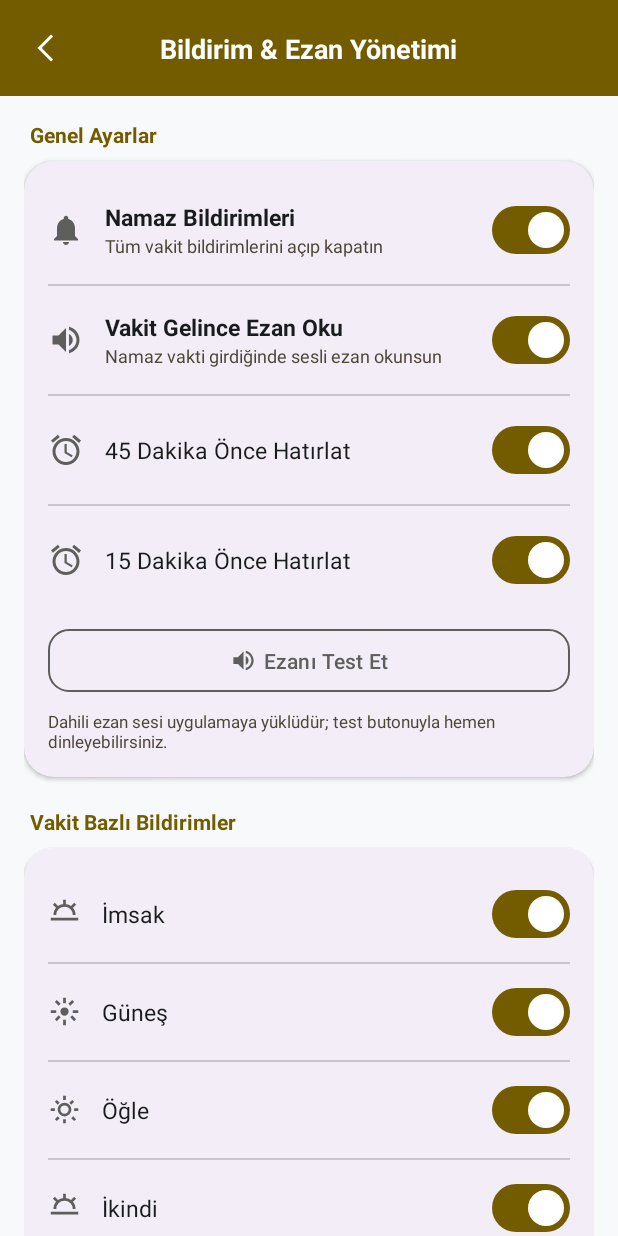
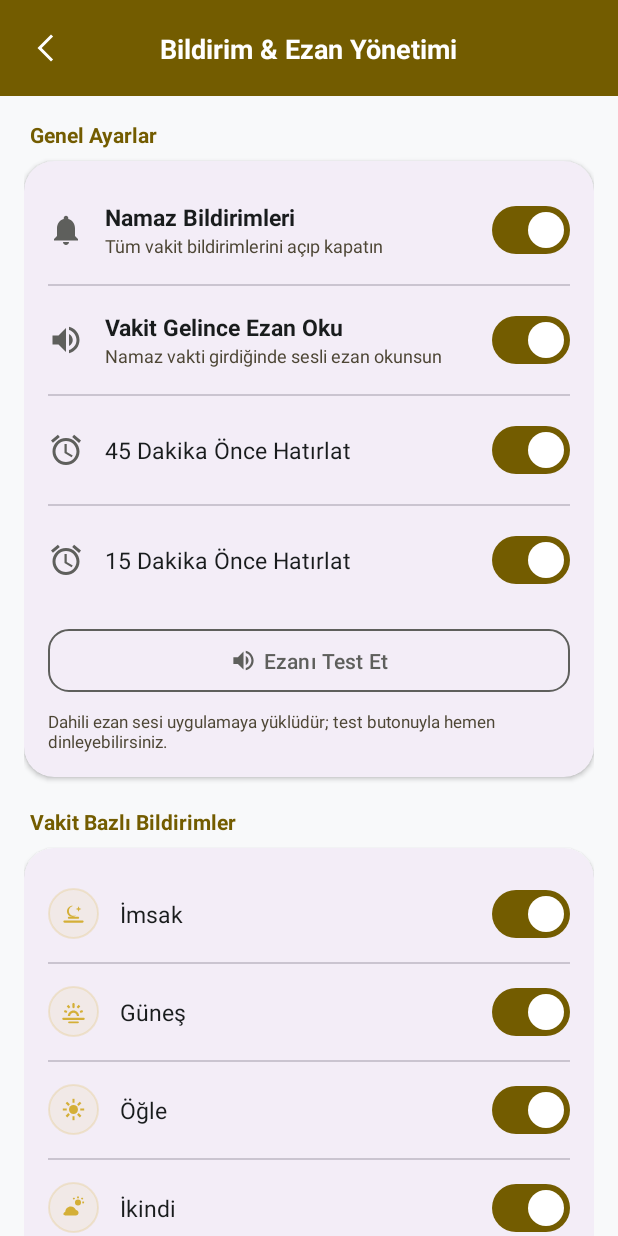
Before and after one commit to Yasin0234/Hilalim, an Android app: the NotificationSettingsActivity screen opened directly, with no data from a screen before it, on a phone screen of 412 x 824 dp. Run offline under Robolectric (Android 15) with nearby library versions, the phone set to English and light mode, and no system bars.

Commit message:
Namaz vakitleri ikonları yenilendi ve bildirim ayarları arayüzü güncellendi
- Vakit ikonları (ic_imsak, ic_gunes, ic_ogle, ic_ikindi, ic_aksam, ic_yatsi) 24x24 viewport formatında özel vektör tasarımlarıyla yenilendi.
- Bildirim ayarları ekranında (activity_notification_settings) vakit ikonları 34dp boyutuna çıkarıldı, bg_tool_icon arka planı ile 8dp iç boşluk eklendi ve renk tonu @color/secondary olarak güncellendi.
- item_namaz_category düzeninde ikon tint rengi @color/secondary ile uyumlu hale getirildi.

```diff
--- a/app/src/main/res/drawable/ic_aksam.xml
+++ b/app/src/main/res/drawable/ic_aksam.xml
@@ -1,9 +1,28 @@
 <vector xmlns:android="http://schemas.android.com/apk/res/android"
     android:width="24dp"
     android:height="24dp"
-    android:viewportWidth="960"
-    android:viewportHeight="960">
-  <path
-      android:fillColor="#000000"
-      android:pathData="M480,640q-66,0 -113,-47t-47,-113q0,-66 47,-113t113,-47q66,0 113,47t47,113q0,66 -47,113t-113,47ZM440,280v-200h80v200h-80ZM80,520v-80h200v80h-200ZM680,520v-80h200v80h-200ZM256,312l-142,-142l56,-56l142,142l-56,56ZM846,170l56,56l-142,142l-56,-56l142,-142ZM80,840v-80h800v80h-800Z"/>
+    android:viewportWidth="24"
+    android:viewportHeight="24">
+    <!-- Aksam: Sunset over horizon with emerging evening star -->
+    <path
+        android:fillColor="#FFFFFFFF"
+        android:pathData="M19.0,3.7 L19.5,5.0 L20.8,5.5 L19.5,6.0 L19.0,7.3 L18.5,6.0 L17.2,5.5 L18.5,5.0 Z" />
+    <path
+        android:fillColor="#FFFFFFFF"
+        android:pathData="M11.2,7.0 H12.8 V9.2 H11.2 Z" />
+    <path
+        android:fillColor="#FFFFFFFF"
+        android:pathData="M6.5,9.5 L7.6,8.4 L9.2,10.0 L8.1,11.1 Z" />
+    <path
+        android:fillColor="#FFFFFFFF"
+        android:pathData="M17.5,9.5 L16.4,8.4 L14.8,10.0 L15.9,11.1 Z" />
+    <path
+        android:fillColor="#FFFFFFFF"
+        android:pathData="M7.5,15.5 C7.5,13.0 9.5,11.0 12.0,11.0 C14.5,11.0 16.5,13.0 16.5,15.5 Z" />
+    <path
+        android:fillColor="#FFFFFFFF"
+        android:pathData="M3,16.8 H21 C21.55,16.8 22,17.25 22,17.8 C22,18.35 21.55,18.8 21,18.8 H3 C2.45,18.8 2,18.35 2,17.8 C2,17.25 2.45,16.8 3,16.8 Z" />
+    <path
+        android:fillColor="#FFFFFFFF"
+        android:pathData="M7,20.0 H17 C17.55,20.0 18,20.45 18,21.0 C18,21.55 17.55,22.0 17,22.0 H7 C6.45,22.0 6,21.55 6,21.0 C6,20.45 6.45,20.0 7,20.0 Z" />
 </vector>
--- a/app/src/main/res/drawable/ic_gunes.xml
+++ b/app/src/main/res/drawable/ic_gunes.xml
@@ -1,9 +1,31 @@
 <vector xmlns:android="http://schemas.android.com/apk/res/android"
     android:width="24dp"
     android:height="24dp"
-    android:viewportWidth="960"
-    android:viewportHeight="960">
-  <path
-      android:fillColor="#000000"
-      android:pathData="M480,600q-50,0 -85,-35t-35,-85q0,-50 35,-85t85,-35q50,0 85,35t35,85q0,50 -35,85t-85,35ZM440,240v-160h80v160h-80ZM440,880v-160h80v160h-80ZM240,520h-160v-80h160v80ZM880,520h-160v-80h160v80ZM312,312l-112,-112l56,-56l112,112l-56,56ZM760,760l-112,-112l56,-56l112,112l-56,56ZM648,312l-56,-56l112,-112l56,56l-112,112ZM256,760l-56,-56l112,-112l56,56l-112,112Z"/>
+    android:viewportWidth="24"
+    android:viewportHeight="24">
+    <!-- Gunes: Rising sun arc above horizon with morning rays -->
+    <path
+        android:fillColor="#FFFFFFFF"
+        android:pathData="M12,4.5 C12.55,4.5 13,4.95 13,5.5 V8 C13,8.55 12.55,9 12,9 C11.45,9 11,8.55 11,8 V5.5 C11,4.95 11.45,4.5 12,4.5 Z" />
+    <path
+        android:fillColor="#FFFFFFFF"
+        android:pathData="M6.0,7.5 L7.4,6.1 L9.2,7.9 L7.8,9.3 Z" />
+    <path
+        android:fillColor="#FFFFFFFF"
+        android:pathData="M18.0,7.5 L16.6,6.1 L14.8,7.9 L16.2,9.3 Z" />
+    <path
+        android:fillColor="#FFFFFFFF"
+        android:pathData="M3.5,12.5 L4.2,10.7 L6.5,11.6 L5.8,13.4 Z" />
+    <path
+        android:fillColor="#FFFFFFFF"
+        android:pathData="M20.5,12.5 L19.8,10.7 L17.5,11.6 L18.2,13.4 Z" />
+    <path
+        android:fillColor="#FFFFFFFF"
+        android:pathData="M7,16 C7,13.24 9.24,11 12,11 C14.76,11 17,13.24 17,16 H15 C15,14.34 13.66,13 12,13 C10.34,13 9,14.34 9,16 Z" />
+    <path
+        android:fillColor="#FFFFFFFF"
+        android:pathData="M3,17.5 H21 C21.55,17.5 22,17.95 22,18.5 C22,19.05 21.55,19.5 21,19.5 H3 C2.45,19.5 2,19.05 2,18.5 C2,17.95 2.45,17.5 3,17.5 Z" />
+    <path
+        android:fillColor="#FFFFFFFF"
+        android:pathData="M8,20.8 H16 C16.45,20.8 16.8,21.15 16.8,21.6 C16.8,22.05 16.45,22.4 16,22.4 H8 C7.55,22.4 7.2,22.05 7.2,21.6 C7.2,21.15 7.55,20.8 8,20.8 Z" />
 </vector>
--- a/app/src/main/res/drawable/ic_ikindi.xml
+++ b/app/src/main/res/drawable/ic_ikindi.xml
@@ -1,9 +1,25 @@
 <vector xmlns:android="http://schemas.android.com/apk/res/android"
     android:width="24dp"
     android:height="24dp"
-    android:viewportWidth="960"
-    android:viewportHeight="960">
-  <path
-      android:fillColor="#000000"
-      android:pathData="M440,240v-160h80v160h-80ZM704,336l-56,-56l114,-112l56,56l-114,112ZM312,280l-56,56l-114,-112l56,-56l114,112ZM80,680v-80h800v80h-800ZM160,520q0,-133 93.5,-226.5T480,200q133,0 226.5,93.5T800,520h-80q0,-100 -70,-170t-170,-70q-100,0 -170,70t-70,170h-80Z"/>
+    android:viewportWidth="24"
+    android:viewportHeight="24">
+    <!-- Ikindi: Afternoon sun with soft cloud -->
+    <path
+        android:fillColor="#FFFFFFFF"
+        android:pathData="M16.0,4.8 A2.7,2.7 0 1,0 16.0,10.2 A2.7,2.7 0 1,0 16.0,4.8 Z" />
+    <path
+        android:fillColor="#FFFFFFFF"
+        android:pathData="M15.2,2.2 H16.8 V3.8 H15.2 Z" />
+    <path
+        android:fillColor="#FFFFFFFF"
+        android:pathData="M19.8,6.7 H21.4 V8.3 H19.8 Z" />
+    <path
+        android:fillColor="#FFFFFFFF"
+        android:pathData="M18.6,4.0 L19.6,3.0 L20.7,4.1 L19.7,5.1 Z" />
+    <path
+        android:fillColor="#FFFFFFFF"
+        android:pathData="M13.4,4.0 L12.4,3.0 L11.3,4.1 L12.3,5.1 Z" />
+    <path
+        android:fillColor="#FFFFFFFF"
+        android:pathData="M5.5,19.2 H14.0 C15.4,19.2 16.5,18.1 16.5,16.7 C16.5,15.4 15.5,14.3 14.2,14.2 C13.5,12.3 11.7,11.0 9.6,11.0 C6.9,11.0 4.8,13.1 4.7,15.7 C3.7,16.1 3.0,17.0 3.0,18.1 C3.0,18.7 4.1,19.2 5.5,19.2 Z" />
 </vector>
--- a/app/src/main/res/drawable/ic_imsak.xml
+++ b/app/src/main/res/drawable/ic_imsak.xml
@@ -1,9 +1,19 @@
 <vector xmlns:android="http://schemas.android.com/apk/res/android"
     android:width="24dp"
     android:height="24dp"
-    android:viewportWidth="960"
-    android:viewportHeight="960">
-  <path
-      android:fillColor="#000000"
-      android:pathData="M440,240v-160h80v160h-80ZM704,336l-56,-56l114,-112l56,56l-114,112ZM312,280l-56,56l-114,-112l56,-56l114,112ZM80,680v-80h800v80h-800ZM160,520q0,-133 93.5,-226.5T480,200q133,0 226.5,93.5T800,520h-80q0,-100 -70,-170t-170,-70q-100,0 -170,70t-70,170h-80Z"/>
+    android:viewportWidth="24"
+    android:viewportHeight="24">
+    <!-- Imsak: Pre-dawn crescent moon, morning star and twilight horizon -->
+    <path
+        android:fillColor="#FFFFFFFF"
+        android:pathData="M11.2,5.0 C8.4,5.0 6.2,7.2 6.2,10.0 C6.2,12.8 8.4,15.0 11.2,15.0 C12.4,15.0 13.5,14.5 14.4,13.7 C13.7,13.9 13.0,14.0 12.2,14.0 C9.8,14.0 7.9,12.1 7.9,9.7 C7.9,7.6 9.3,5.8 11.3,5.3 C11.3,5.1 11.2,5.0 11.2,5.0 Z" />
+    <path
+        android:fillColor="#FFFFFFFF"
+        android:pathData="M16.5,5.5 L17.2,7.3 L19.0,8.0 L17.2,8.7 L16.5,10.5 L15.8,8.7 L14.0,8.0 L15.8,7.3 Z" />
+    <path
+        android:fillColor="#FFFFFFFF"
+        android:pathData="M8,14.8 H16 C16.55,14.8 17,15.2 17,15.7 C17,16.2 16.55,16.6 16,16.6 H8 C7.45,16.6 7,16.2 7,15.7 C7,15.2 7.45,14.8 8,14.8 Z" />
+    <path
+        android:fillColor="#FFFFFFFF"
+        android:pathData="M4,18.2 H20 C20.55,18.2 21,18.65 21,19.2 C21,19.75 20.55,20.2 20,20.2 H4 C3.45,20.2 3,19.75 3,19.2 C3,18.65 3.45,18.2 4,18.2 Z" />
 </vector>
--- a/app/src/main/res/drawable/ic_ogle.xml
+++ b/app/src/main/res/drawable/ic_ogle.xml
@@ -1,9 +1,34 @@
 <vector xmlns:android="http://schemas.android.com/apk/res/android"
     android:width="24dp"
     android:height="24dp"
-    android:viewportWidth="960"
-    android:viewportHeight="960">
-  <path
-      android:fillColor="#000000"
-      android:pathData="M480,680q-83,0 -141.5,-58.5T280,480q0,-83 58.5,-141.5T480,280q83,0 141.5,58.5T680,480q0,83 -58.5,141.5T480,680ZM480,600q50,0 85,-35t35,-85q0,-50 -35,-85t-85,-35q-50,0 -85,35t-35,85q0,50 35,85t85,35ZM440,200v-120h80v120h-80ZM440,880v-120h80v120h-80ZM200,520h-120v-80h120v80ZM880,520h-120v-80h120v80ZM284,340l-84,-84l56,-56l84,84l-56,56ZM760,816l-84,-84l56,-56l84,84l-56,56ZM676,340l-56,-56l84,-84l56,56l-84,84ZM256,816l-56,-56l84,-84l56,56l-84,84Z"/>
+    android:viewportWidth="24"
+    android:viewportHeight="24">
+    <!-- Ogle: Midday sun at zenith with 8 symmetric rays -->
+    <path
+        android:fillColor="#FFFFFFFF"
+        android:pathData="M12,8 A4,4 0 1,0 12,16 A4,4 0 1,0 12,8 Z" />
+    <path
+        android:fillColor="#FFFFFFFF"
+        android:pathData="M11.1,2.5 H12.9 V6.0 H11.1 Z" />
+    <path
+        android:fillColor="#FFFFFFFF"
+        android:pathData="M11.1,18.0 H12.9 V21.5 H11.1 Z" />
+    <path
+        android:fillColor="#FFFFFFFF"
+        android:pathData="M2.5,11.1 H6.0 V12.9 H2.5 Z" />
+    <path
+        android:fillColor="#FFFFFFFF"
+        android:pathData="M18.0,11.1 H21.5 V12.9 H18.0 Z" />
+    <path
+        android:fillColor="#FFFFFFFF"
+        android:pathData="M5.0,6.4 L6.4,5.0 L8.8,7.4 L7.4,8.8 Z" />
+    <path
+        android:fillColor="#FFFFFFFF"
+        android:pathData="M19.0,6.4 L17.6,5.0 L15.2,7.4 L16.6,8.8 Z" />
+    <path
+        android:fillColor="#FFFFFFFF"
+        android:pathData="M5.0,17.6 L6.4,19.0 L8.8,16.6 L7.4,15.2 Z" />
+    <path
+        android:fillColor="#FFFFFFFF"
+        android:pathData="M19.0,17.6 L17.6,19.0 L15.2,16.6 L16.6,15.2 Z" />
 </vector>
--- a/app/src/main/res/drawable/ic_yatsi.xml
+++ b/app/src/main/res/drawable/ic_yatsi.xml
@@ -1,9 +1,16 @@
 <vector xmlns:android="http://schemas.android.com/apk/res/android"
     android:width="24dp"
     android:height="24dp"
-    android:viewportWidth="960"
-    android:viewportHeight="960">
-  <path
-      android:fillColor="#000000"
-      android:pathData="M480,840q-150,0 -255,-105T120,480q0,-150 105,-255t255,-105q14,0 27.5,1t26.5,3q-41,29 -65,74.5T444,298q0,79 55.5,134.5T634,488q54,0 99.5,-24t74.5,-65q2,13 3,26.5t1,27.5q0,150 -105,255T480,840ZM480,760q117,0 198.5,-81.5T760,480q0,-12 -1,-24t-3,-24q-30,22 -64,35t-68,13q-112,0 -191,-79t-79,-191q0,-34 13,-68t35,-64q-12,-2 -24,-3t-24,-1q-117,0 -198.5,81.5T120,480q0,117 81.5,198.5T480,760Z"/>
+    android:viewportWidth="24"
+    android:viewportHeight="24">
+    <!-- Yatsi: Night crescent moon and twinkling stars -->
+    <path
+        android:fillColor="#FFFFFFFF"
+        android:pathData="M13.5,4.8 A7.5,7.5 0 1,0 13.5,19.2 A9.0,9.0 0 0,1 13.5,4.8 Z" />
+    <path
+        android:fillColor="#FFFFFFFF"
+        android:pathData="M17.5,5.5 L18.2,7.3 L20.0,8.0 L18.2,8.7 L17.5,10.5 L16.8,8.7 L15.0,8.0 L16.8,7.3 Z" />
+    <path
+        android:fillColor="#FFFFFFFF"
+        android:pathData="M18.5,12.7 L19.0,14.0 L20.3,14.5 L19.0,15.0 L18.5,16.3 L18.0,15.0 L16.7,14.5 L18.0,14.0 Z" />
 </vector>
--- a/app/src/main/res/layout/activity_notification_settings.xml
+++ b/app/src/main/res/layout/activity_notification_settings.xml
@@ -296,7 +296,7 @@
                         android:gravity="center_vertical"
                         android:orientation="horizontal"
                         android:paddingVertical="4dp">
-                        <ImageView android:layout_width="22dp" android:layout_height="22dp" android:contentDescription="@null" android:src="@drawable/ic_imsak" app:tint="?attr/colorSecondary" />
+                        <ImageView android:layout_width="34dp" android:layout_height="34dp" android:background="@drawable/bg_tool_icon" android:padding="8dp" android:contentDescription="@null" android:src="@drawable/ic_imsak" app:tint="@color/secondary" />
                         <TextView android:layout_width="0dp" android:layout_height="wrap_content" android:layout_marginHorizontal="14dp" android:layout_weight="1" android:text="@string/imsak" android:textColor="?attr/colorOnSurface" android:textSize="15sp" />
                         <com.google.android.material.materialswitch.MaterialSwitch android:id="@+id/switch_fajr" android:layout_width="wrap_content" android:layout_height="wrap_content" />
                     </LinearLayout>
@@ -310,7 +310,7 @@
                         android:gravity="center_vertical"
                         android:orientation="horizontal"
                         android:paddingVertical="4dp">
-                        <ImageView android:layout_width="22dp" android:layout_height="22dp" android:contentDescription="@null" android:src="@drawable/ic_gunes" app:tint="?attr/colorSecondary" />
+                        <ImageView android:layout_width="34dp" android:layout_height="34dp" android:background="@drawable/bg_tool_icon" android:padding="8dp" android:contentDescription="@null" android:src="@drawable/ic_gunes" app:tint="@color/secondary" />
                         <TextView android:layout_width="0dp" android:layout_height="wrap_content" android:layout_marginHorizontal="14dp" android:layout_weight="1" android:text="@string/gunes" android:textColor="?attr/colorOnSurface" android:textSize="15sp" />
                         <com.google.android.material.materialswitch.MaterialSwitch android:id="@+id/switch_sunrise" android:layout_width="wrap_content" android:layout_height="wrap_content" />
                     </LinearLayout>
@@ -324,7 +324,7 @@
                         android:gravity="center_vertical"
                         android:orientation="horizontal"
                         android:paddingVertical="4dp">
-                        <ImageView android:layout_width="22dp" android:layout_height="22dp" android:contentDescription="@null" android:src="@drawable/ic_ogle" app:tint="?attr/colorSecondary" />
+                        <ImageView android:layout_width="34dp" android:layout_height="34dp" android:background="@drawable/bg_tool_icon" android:padding="8dp" android:contentDescription="@null" android:src="@drawable/ic_ogle" app:tint="@color/secondary" />
                         <TextView android:layout_width="0dp" android:layout_height="wrap_content" android:layout_marginHorizontal="14dp" android:layout_weight="1" android:text="@string/ogle" android:textColor="?attr/colorOnSurface" android:textSize="15sp" />
                         <com.google.android.material.materialswitch.MaterialSwitch android:id="@+id/switch_dhuhr" android:layout_width="wrap_content" android:layout_height="wrap_content" />
                     </LinearLayout>
@@ -338,7 +338,7 @@
                         android:gravity="center_vertical"
                         android:orientation="horizontal"
                         android:paddingVertical="4dp">
-                        <ImageView android:layout_width="22dp" android:layout_height="22dp" android:contentDescription="@null" android:src="@drawable/ic_ikindi" app:tint="?attr/colorSecondary" />
+                        <ImageView android:layout_width="34dp" android:layout_height="34dp" android:background="@drawable/bg_tool_icon" android:padding="8dp" android:contentDescription="@null" android:src="@drawable/ic_ikindi" app:tint="@color/secondary" />
                         <TextView android:layout_width="0dp" android:layout_height="wrap_content" android:layout_marginHorizontal="14dp" android:layout_weight="1" android:text="@string/ikindi" android:textColor="?attr/colorOnSurface" android:textSize="15sp" />
                         <com.google.android.material.materialswitch.MaterialSwitch android:id="@+id/switch_asr" android:layout_width="wrap_content" android:layout_height="wrap_content" />
                     </LinearLayout>
@@ -352,7 +352,7 @@
                         android:gravity="center_vertical"
                         android:orientation="horizontal"
                         android:paddingVertical="4dp">
-                        <ImageView android:layout_width="22dp" android:layout_height="22dp" android:contentDescription="@null" android:src="@drawable/ic_aksam" app:tint="?attr/colorSecondary" />
+                        <ImageView android:layout_width="34dp" android:layout_height="34dp" android:background="@drawable/bg_tool_icon" android:padding="8dp" android:contentDescription="@null" android:src="@drawable/ic_aksam" app:tint="@color/secondary" />
                         <TextView android:layout_width="0dp" android:layout_height="wrap_content" android:layout_marginHorizontal="14dp" android:layout_weight="1" android:text="@string/aksam" android:textColor="?attr/colorOnSurface" android:textSize="15sp" />
                         <com.google.android.material.materialswitch.MaterialSwitch android:id="@+id/switch_maghrib" android:layout_width="wrap_content" android:layout_height="wrap_content" />
                     </LinearLayout>
@@ -366,7 +366,7 @@
                         android:gravity="center_vertical"
                         android:orientation="horizontal"
                         android:paddingVertical="4dp">
-                        <ImageView android:layout_width="22dp" android:layout_height="22dp" android:contentDescription="@null" android:src="@drawable/ic_yatsi" app:tint="?attr/colorSecondary" />
+                        <ImageView android:layout_width="34dp" android:layout_height="34dp" android:background="@drawable/bg_tool_icon" android:padding="8dp" android:contentDescription="@null" android:src="@drawable/ic_yatsi" app:tint="@color/secondary" />
                         <TextView android:layout_width="0dp" android:layout_height="wrap_content" android:layout_marginHorizontal="14dp" android:layout_weight="1" android:text="@string/yatsi" android:textColor="?attr/colorOnSurface" android:textSize="15sp" />
                         <com.google.android.material.materialswitch.MaterialSwitch android:id="@+id/switch_isha" android:layout_width="wrap_content" android:layout_height="wrap_content" />
                     </LinearLayout>
--- a/app/src/main/res/layout/item_namaz_category.xml
+++ b/app/src/main/res/layout/item_namaz_category.xml
@@ -27,7 +27,7 @@
             android:contentDescription="@null"
             android:padding="10dp"
             android:src="@drawable/ic_imsak"
-            app:tint="?attr/colorSecondary" />
+            app:tint="@color/secondary" />
 
         <LinearLayout
             android:layout_width="0dp"
```
